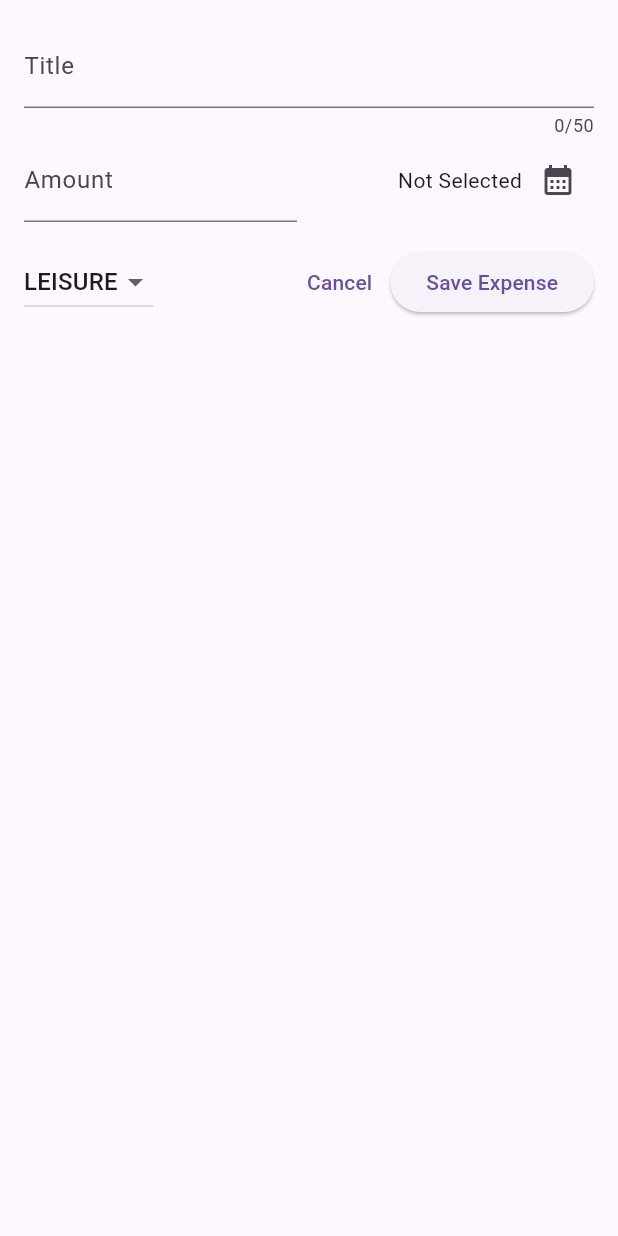
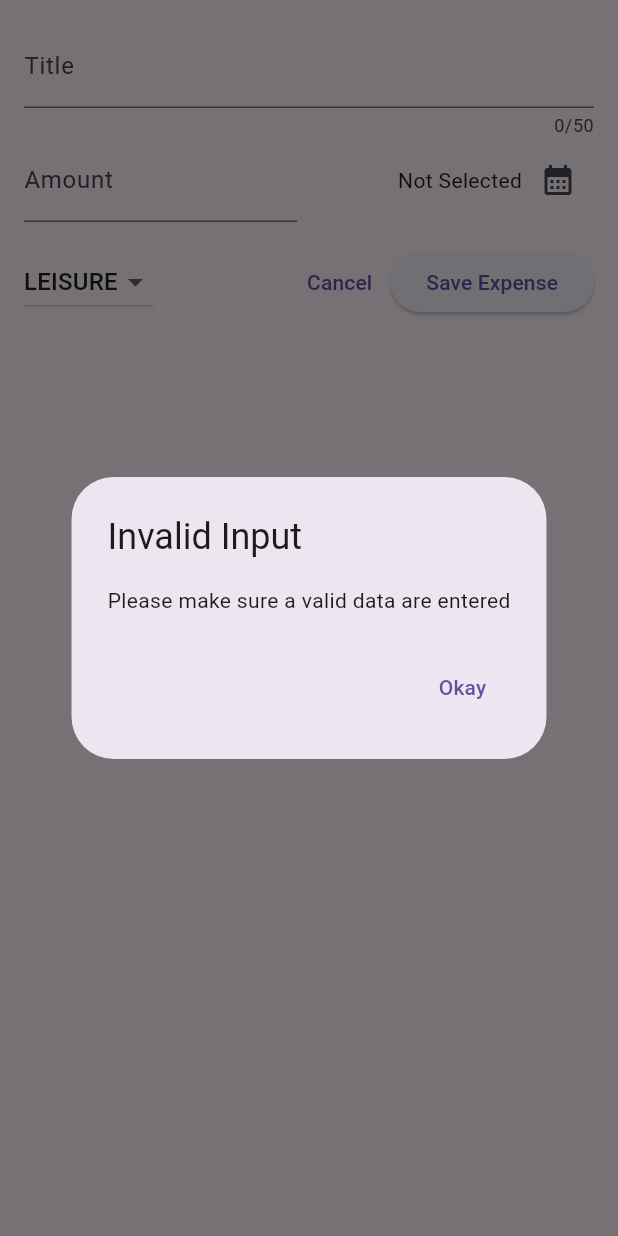
Before and after one commit to AnojAryal/Flutter-Learning, a Flutter app: the NewExpense widget shown alone on an empty page, opened directly, after a tap on "Save Expense", on a phone screen of 412 x 824 dp. Run offline on Flutter 3.47's test engine with Material 2 defaults, Android fonts, the phone set to English and light mode, and no system bars; our stand-ins replace google_fonts.

Commit message:
validating user input and showing an error dialog

```diff
--- a/expense_tracker/lib/widgets/new_expense.dart
+++ b/expense_tracker/lib/widgets/new_expense.dart
@@ -46,6 +46,21 @@ class _NewExpenseState extends State<NewExpense> {
         amountIsInvalid ||
         _selectedDate == null) {
       //show error message
+      showDialog(
+        context: context,
+        builder: (ctx) => AlertDialog(
+          title: const Text('Invalid Input'),
+          content: const Text('Please make sure a valid data are entered'),
+          actions: [
+            TextButton(
+              onPressed: () {
+                Navigator.pop(ctx);
+              },
+              child: const Text('Okay'),
+            )
+          ],
+        ),
+      );
     }
   }
 
```
